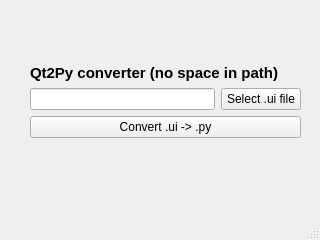
Qt form ui/Qt2py.ui (Uronchaa/PyQtConverter) before a commit.
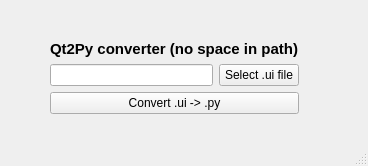
The same form after that commit.

Commit message: Added title Resized window to fixed size

```diff
--- a/ui/Qt2py.ui
+++ b/ui/Qt2py.ui
@@ -6,10 +6,16 @@
             <rect>
                 <x>0</x>
                 <y>0</y>
-                <width>320</width>
-                <height>240</height>
-            </rect>
-        </property>
+    <width>368</width>
+    <height>166</height>
+   </rect>
+  </property>
+  <property name="sizePolicy">
+   <sizepolicy hsizetype="Ignored" vsizetype="Ignored">
+    <horstretch>0</horstretch>
+    <verstretch>0</verstretch>
+   </sizepolicy>
+  </property>
         <property name="windowTitle">
             <string>MainWindow</string>
         </property>
@@ -17,13 +23,16 @@
             <widget class="QWidget" name="verticalLayoutWidget">
                 <property name="geometry">
                     <rect>
-                        <x>30</x>
+      <x>50</x>
                         <y>0</y>
                         <width>271</width>
-                        <height>201</height>
+      <height>121</height>
                     </rect>
                 </property>
                 <layout class="QVBoxLayout" name="verticalLayout">
+     <property name="sizeConstraint">
+      <enum>QLayout::SetFixedSize</enum>
+     </property>
                     <item>
                         <spacer name="verticalSpacer">
                             <property name="orientation">
```
Left out of the diff: 4 changed lines with no effect on the pictures. Lines whose indentation alone changed are shown as unchanged. The commit also changes 2 other files.
